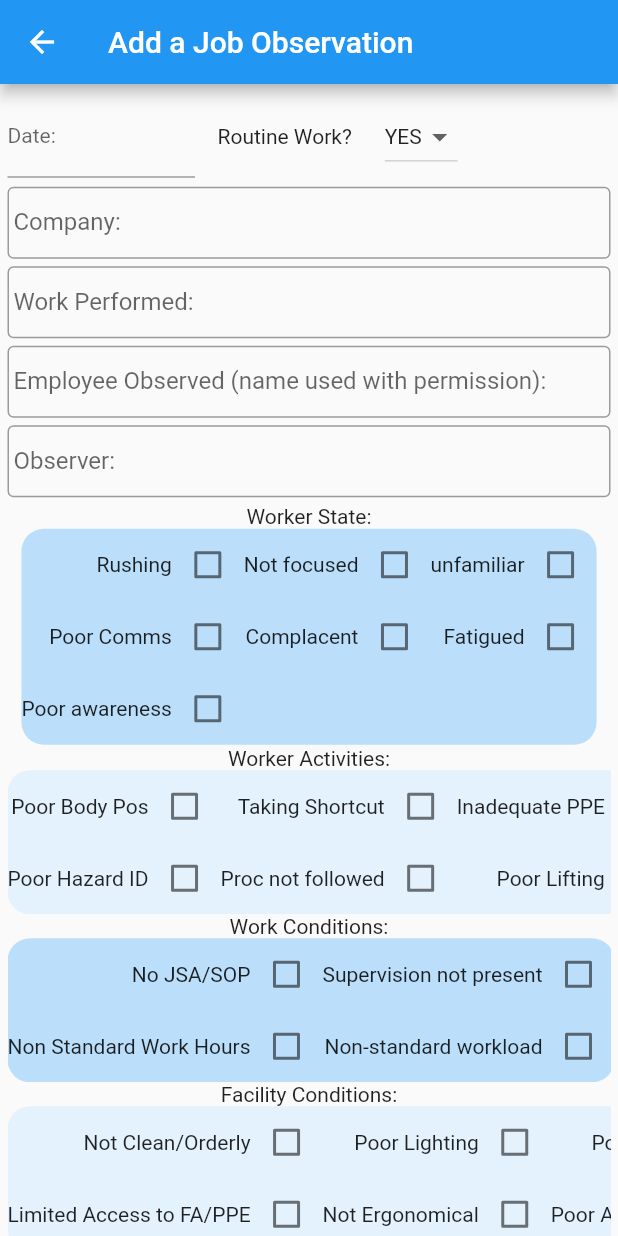
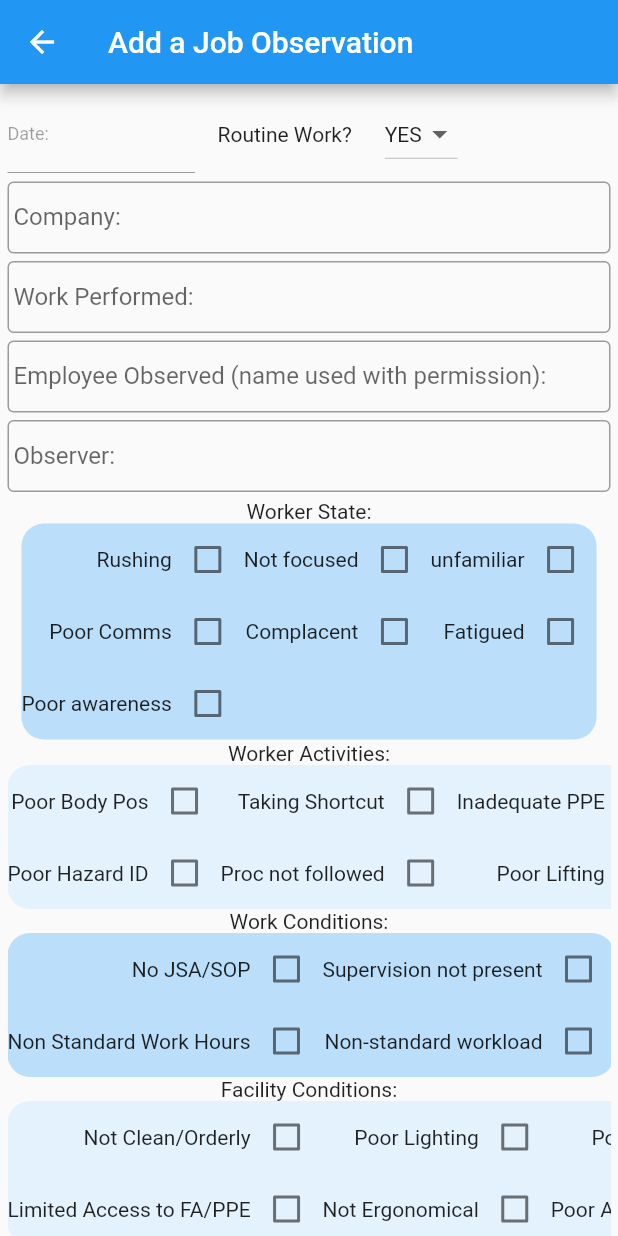
Before and after one commit to hpatel32/jobsight_app, a Flutter app: the Observations screen opened directly, on a phone screen of 412 x 824 dp. Run offline on Flutter 3.47's test engine with Material 2 defaults, Android fonts, the phone set to English and light mode, and no system bars; our stand-ins replace sqflite, table_calendar; accounts and stored records are empty.

```diff
--- a/lib/menu_screens/observations.dart
+++ b/lib/menu_screens/observations.dart
@@ -1,4 +1,6 @@
 import 'package:flutter/material.dart';
+import 'package:path/path.dart';
+import 'package:sqflite/sqflite.dart';
 
 class Observations extends StatefulWidget {
   @override
@@ -8,6 +10,8 @@ class Observations extends StatefulWidget {
 
 
 class _AddObservationsState extends State<Observations> {
+  final _datecontroller = TextEditingController();
+
   String _routineValue = "Yes";
   String _competentValue = "Select";
   bool rushVal = false;
@@ -167,14 +171,34 @@ class _AddObservationsState extends State<Observations> {
                 Row(
                   children: <Widget>[
                     Container(width: 125,
+                      child: GestureDetector(
+                        onTap: () {
+                          showDatePicker(
+                              context: context,
+                              initialDate: DateTime.now(),
+                              firstDate: DateTime(2001),
+                              lastDate: DateTime(2022))
+                              .then((value) {
+                            print(value);
+                            setState(() {
+                              _datecontroller.text = value.toString().substring(0, 10);
+                            });
+                          });
+                        },
+                        child: Container(
+                          width: 100,
                           child: TextField(
+                            enabled: false,
+                            controller: _datecontroller,
                             style: TextStyle(
-                          fontSize: 14.0,
+                              fontSize: 12.0,
                             ),
                             decoration: InputDecoration(
                               labelText: "Date:",
                             ),
                             // controller: _dateController,  need to include this later
+                          ),
+                        ),
                       ),
                     ),
                     SizedBox(width: 15),
```
Lines whose indentation alone changed are shown as unchanged.
